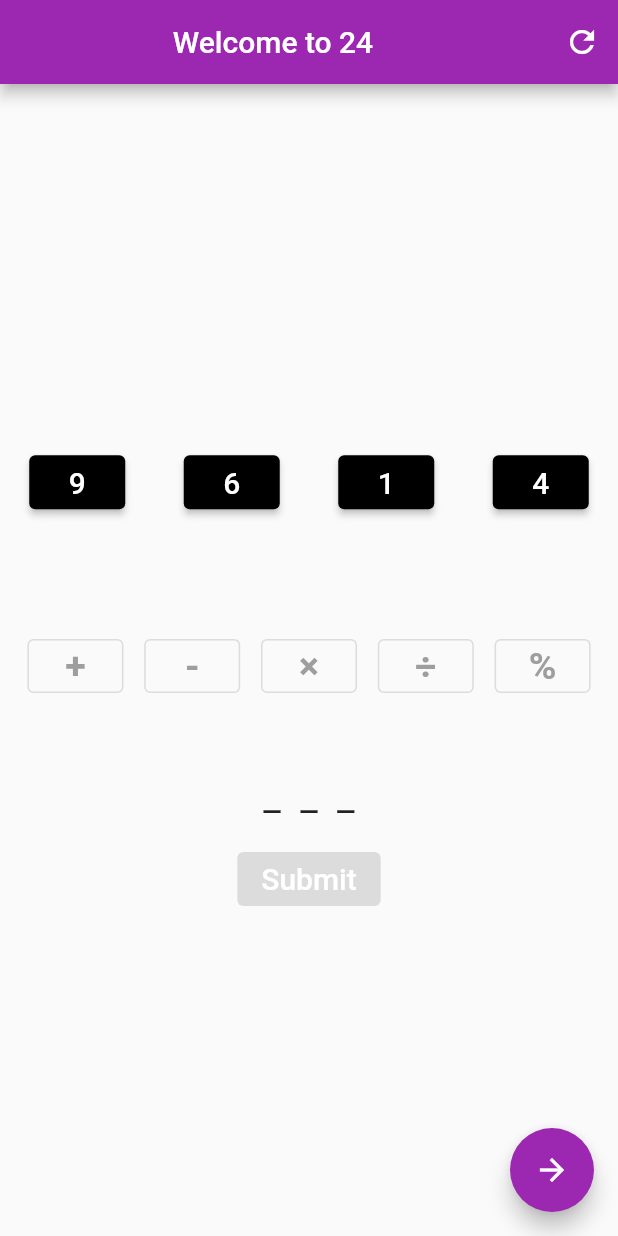
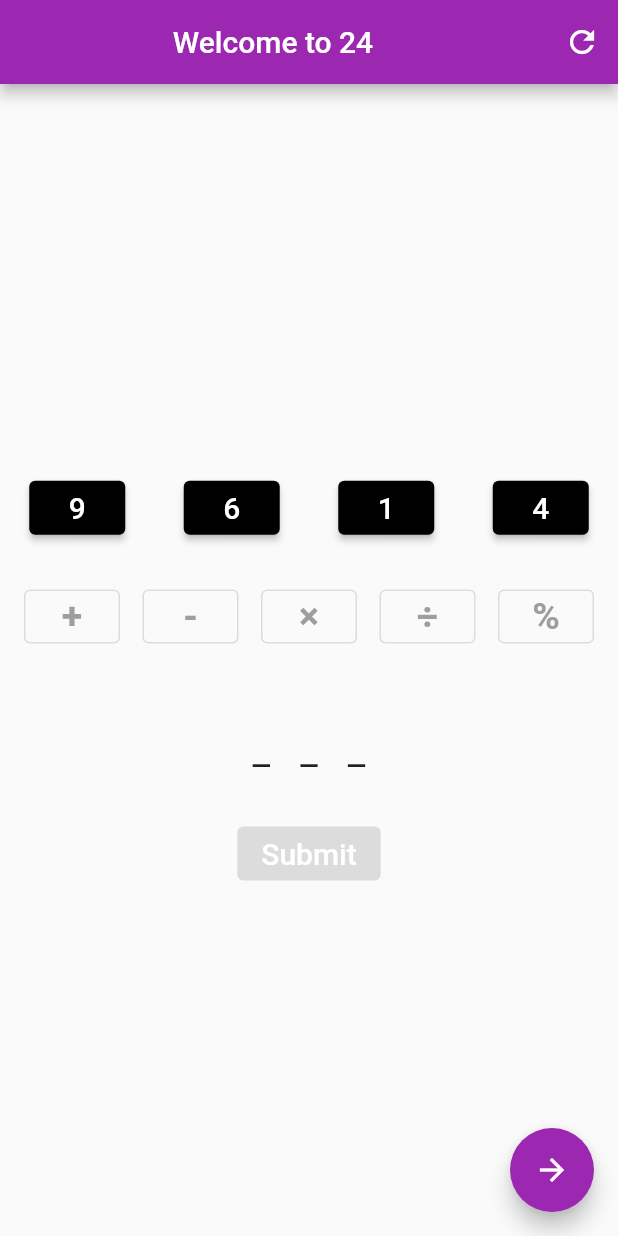
Before and after one commit to nickliu555/24_Game, a Flutter app: the screen it shows after launch, on a phone screen of 412 x 824 dp. Run offline on Flutter 3.47's test engine with Material 2 defaults, Android fonts, the phone set to English and light mode, and no system bars.

Commit message:
Refactored padding + replaced color black with brown

```diff
--- a/lib/main.dart
+++ b/lib/main.dart
@@ -25,7 +25,7 @@ List colors = [
   Colors.green,
   Colors.blue,
   Colors.purple,
-  Colors.black,
+  Colors.brown
 ];
 int randomColorIndex = rng.nextInt(6);
 
@@ -198,9 +198,9 @@ class _MyHomePageState extends State<MyHomePage> {
         child: Column(
           mainAxisAlignment: MainAxisAlignment.center,
           children: <Widget>[
-            // Dice buttons
+            // DICE BUTTONS
             Container(
-                height: 150,
+                height: 100,
                 child: GridView.builder(
                     itemCount: dices.length,
                     gridDelegate: SliverGridDelegateWithFixedCrossAxisCount(
@@ -243,7 +243,7 @@ class _MyHomePageState extends State<MyHomePage> {
                                     ))),
                           ]);
                     })),
-            //Operation buttons
+            // OPERATION BUTTONS
             Row(mainAxisAlignment: MainAxisAlignment.center, children: <Widget>[
               ButtonTheme(
                   minWidth: 50.0,
@@ -267,7 +267,7 @@ class _MyHomePageState extends State<MyHomePage> {
                               color: turn > 0 || expectNum
                                   ? Colors.grey
                                   : Colors.black)))),
-              const Text("    "),
+              Padding(padding: EdgeInsets.only(right: 15.0)),
               ButtonTheme(
                   minWidth: 50.0,
                   height: 50.0,
@@ -290,7 +290,7 @@ class _MyHomePageState extends State<MyHomePage> {
                               color: turn > 0 || expectNum
                                   ? Colors.grey
                                   : Colors.black)))),
-              const Text("    "),
+              Padding(padding: EdgeInsets.only(right: 15.0)),
               ButtonTheme(
                   minWidth: 50.0,
                   height: 50.0,
@@ -313,7 +313,7 @@ class _MyHomePageState extends State<MyHomePage> {
                               color: turn > 0 || expectNum
                                   ? Colors.grey
                                   : Colors.black)))),
-              const Text("    "),
+              Padding(padding: EdgeInsets.only(right: 15.0)),
               ButtonTheme(
                   minWidth: 50.0,
                   height: 50.0,
@@ -336,7 +336,7 @@ class _MyHomePageState extends State<MyHomePage> {
                               color: turn > 0 || expectNum
                                   ? Colors.grey
                                   : Colors.black)))),
-              const Text("    "),
+              Padding(padding: EdgeInsets.only(right: 15.0)),
               ButtonTheme(
                   minWidth: 50.0,
                   height: 50.0,
@@ -360,29 +360,33 @@ class _MyHomePageState extends State<MyHomePage> {
                                   ? Colors.grey
                                   : Colors.black)))),
             ]),
-            const Text(
-              '\n\n',
-            ),
-            //Result text
+            Padding(padding: EdgeInsets.only(bottom: 50.0)),
+            // RESULT TEXT
             dices.length == 1
                 ? Text(' ')
                 : Row(
                     mainAxisAlignment: MainAxisAlignment.center,
                     children: <Widget>[
-                        Text(
-                            diceUsedIndex[0] == -1
-                                ? "_  "
-                                : dices[diceUsedIndex[0]].toString() + "  ",
-                            style: TextStyle(fontSize: 26)),
-                        Text(operationUsed + "  ",
-                            style: TextStyle(fontSize: 26)),
-                        Text(
-                            diceUsedIndex[1] == -1
-                                ? "_"
-                                : dices[diceUsedIndex[1]].toString(),
-                            style: TextStyle(fontSize: 26))
+                        Padding(
+                            padding: EdgeInsets.only(right: 10.0, bottom: 30.0),
+                            child: Text(
+                                diceUsedIndex[0] == -1
+                                    ? "_"
+                                    : dices[diceUsedIndex[0]].toString(),
+                                style: TextStyle(fontSize: 26))),
+                        Padding(
+                            padding: EdgeInsets.only(
+                                left: 10.0, right: 10.0, bottom: 30.0),
+                            child: Text(operationUsed,
+                                style: TextStyle(fontSize: 26))),
+                        Padding(
+                            padding: EdgeInsets.only(left: 10.0, bottom: 30.0),
+                            child: Text(
+                                diceUsedIndex[1] == -1
+                                    ? "_"
+                                    : dices[diceUsedIndex[1]].toString(),
+                                style: TextStyle(fontSize: 26)))
                       ]),
-            const Text(""),
             ButtonTheme(
               minWidth: 48.0,
               height: 36.0,
```
